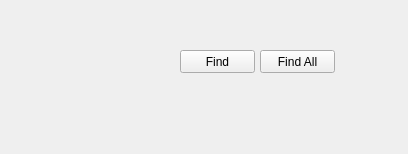
Qt form src/finder/WFindReqWidget.ui (marcinmagier/wolverine) before a commit.
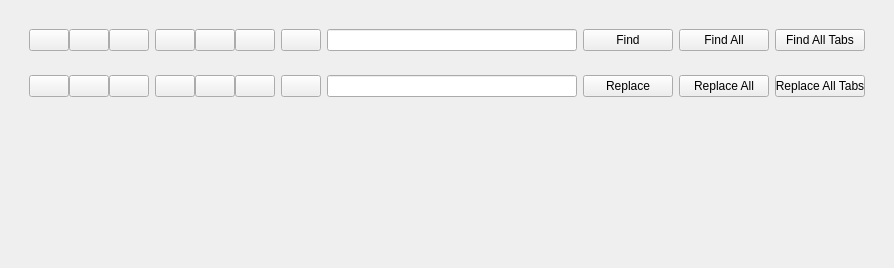
The same form after that commit. The open tabs and pages were chosen to show the change.

Commit message: WFindReqWidget as stacked widget

What changed in the file:
```diff
--- a/src/finder/WFindReqWidget.ui
+++ b/src/finder/WFindReqWidget.ui
@@ -6,39 +6,548 @@
    <rect>
     <x>0</x>
     <y>0</y>
-    <width>408</width>
-    <height>154</height>
+    <width>857</width>
+    <height>268</height>
    </rect>
   </property>
+  <property name="minimumSize">
+   <size>
+    <width>0</width>
+    <height>100</height>
+   </size>
+  </property>
   <property name="windowTitle">
    <string>Form</string>
   </property>
-  <widget class="QPushButton" name="pushButton">
-   <property name="geometry">
-    <rect>
-     <x>180</x>
-     <y>50</y>
-     <width>75</width>
-     <height>23</height>
-    </rect>
-   </property>
-   <property name="text">
-    <string>Find</string>
-   </property>
-  </widget>
-  <widget class="QPushButton" name="pushButton_2">
-   <property name="geometry">
-    <rect>
-     <x>260</x>
-     <y>50</y>
-     <width>75</width>
-     <height>23</height>
-    </rect>
-   </property>
-   <property name="text">
-    <string>Find All</string>
-   </property>
-  </widget>
+  <layout class="QVBoxLayout" name="verticalLayout_2">
+   <item>
+    <widget class="QStackedWidget" name="stackedWidget">
+     <property name="currentIndex">
+      <number>0</number>
+     </property>
+     <widget class="QWidget" name="pageFind">
+      <layout class="QVBoxLayout" name="verticalLayout">
+       <item>
+        <widget class="QWidget" name="widget_2" native="true">
+         <layout class="QHBoxLayout" name="horizontalLayout_4">
+          <item>
+           <layout class="QHBoxLayout" name="horizontalLayout">
+            <property name="spacing">
+             <number>0</number>
+            </property>
+            <item>
+             <widget class="QPushButton" name="btnCaseSensitive">
+              <property name="sizePolicy">
+               <sizepolicy hsizetype="Minimum" vsizetype="Minimum">
+                <horstretch>0</horstretch>
+                <verstretch>0</verstretch>
+               </sizepolicy>
+              </property>
+              <property name="text">
+               <string/>
+              </property>
+              <property name="checkable">
+               <bool>true</bool>
+              </property>
+             </widget>
+            </item>
+            <item>
+             <widget class="QPushButton" name="btnWholeWords">
+              <property name="sizePolicy">
+               <sizepolicy hsizetype="Minimum" vsizetype="Minimum">
+                <horstretch>0</horstretch>
+                <verstretch>0</verstretch>
+               </sizepolicy>
+              </property>
+              <property name="text">
+               <string/>
+              </property>
+              <property name="checkable">
+               <bool>true</bool>
+              </property>
+             </widget>
+            </item>
+            <item>
+             <widget class="QPushButton" name="btnRegexp">
+              <property name="sizePolicy">
+               <sizepolicy hsizetype="Minimum" vsizetype="Minimum">
+                <horstretch>0</horstretch>
+                <verstretch>0</verstretch>
+               </sizepolicy>
+              </property>
+              <property name="text">
+               <string/>
+              </property>
+              <property name="checkable">
+               <bool>true</bool>
+              </property>
+             </widget>
+            </item>
+           </layout>
+          </item>
+          <item>
+           <layout class="QHBoxLayout" name="horizontalLayout_2">
+            <property name="spacing">
+             <number>0</number>
+            </property>
+            <item>
+             <widget class="QPushButton" name="btnReverseDirection">
+              <property name="sizePolicy">
+               <sizepolicy hsizetype="Minimum" vsizetype="Minimum">
+                <horstretch>0</horstretch>
+                <verstretch>0</verstretch>
+               </sizepolicy>
+              </property>
+              <property name="text">
+               <string/>
+              </property>
+              <property name="checkable">
+               <bool>true</bool>
+              </property>
+             </widget>
+            </item>
+            <item>
+             <widget class="QPushButton" name="btnWrap">
+              <property name="sizePolicy">
+               <sizepolicy hsizetype="Minimum" vsizetype="Minimum">
+                <horstretch>0</horstretch>
+                <verstretch>0</verstretch>
+               </sizepolicy>
+              </property>
+              <property name="text">
+               <string/>
+              </property>
+              <property name="checkable">
+               <bool>true</bool>
+              </property>
+             </widget>
+            </item>
+            <item>
+             <widget class="QPushButton" name="btnInSelection">
+              <property name="sizePolicy">
+               <sizepolicy hsizetype="Minimum" vsizetype="Minimum">
+                <horstretch>0</horstretch>
+                <verstretch>0</verstretch>
+               </sizepolicy>
+              </property>
+              <property name="text">
+               <string/>
+              </property>
+              <property name="checkable">
+               <bool>true</bool>
+              </property>
+             </widget>
+            </item>
+           </layout>
+          </item>
+          <item>
+           <widget class="QPushButton" name="btnMark">
+            <property name="sizePolicy">
+             <sizepolicy hsizetype="Minimum" vsizetype="Minimum">
+              <horstretch>0</horstretch>
+              <verstretch>0</verstretch>
+             </sizepolicy>
+            </property>
+            <property name="text">
+             <string/>
+            </property>
+            <property name="checkable">
+             <bool>true</bool>
+            </property>
+           </widget>
+          </item>
+          <item>
+           <widget class="QLineEdit" name="editSearchPattern">
+            <property name="minimumSize">
+             <size>
+              <width>250</width>
+              <height>0</height>
+             </size>
+            </property>
+           </widget>
+          </item>
+          <item>
+           <widget class="QPushButton" name="btnFindNext">
+            <property name="text">
+             <string>Find Next</string>
+            </property>
+           </widget>
+          </item>
+          <item>
+           <widget class="QPushButton" name="btnFindAll">
+            <property name="text">
+             <string>Find All</string>
+            </property>
+           </widget>
+          </item>
+          <item>
+           <widget class="QPushButton" name="btnFindAllTabs">
+            <property name="text">
+             <string>Find All Tabs</string>
+            </property>
+           </widget>
+          </item>
+         </layout>
+        </widget>
+       </item>
+       <item>
+        <spacer name="verticalSpacer">
+         <property name="orientation">
+          <enum>Qt::Vertical</enum>
+         </property>
+         <property name="sizeHint" stdset="0">
+          <size>
+           <width>20</width>
+           <height>180</height>
+          </size>
+         </property>
+        </spacer>
+       </item>
+      </layout>
+     </widget>
+     <widget class="QWidget" name="page_2">
+      <layout class="QVBoxLayout" name="verticalLayout_3">
+       <item>
+        <widget class="QWidget" name="widget_3" native="true">
+         <layout class="QHBoxLayout" name="horizontalLayout_5">
+          <item>
+           <layout class="QHBoxLayout" name="horizontalLayout_3">
+            <property name="spacing">
+             <number>0</number>
+            </property>
+            <item>
+             <widget class="QPushButton" name="btnCaseSensitive_2">
+              <property name="sizePolicy">
+               <sizepolicy hsizetype="Minimum" vsizetype="Minimum">
+                <horstretch>0</horstretch>
+                <verstretch>0</verstretch>
+               </sizepolicy>
+              </property>
+              <property name="text">
+               <string/>
+              </property>
+              <property name="checkable">
+               <bool>true</bool>
+              </property>
+             </widget>
+            </item>
+            <item>
+             <widget class="QPushButton" name="btnWholeWords_2">
+              <property name="sizePolicy">
+               <sizepolicy hsizetype="Minimum" vsizetype="Minimum">
+                <horstretch>0</horstretch>
+                <verstretch>0</verstretch>
+               </sizepolicy>
+              </property>
+              <property name="text">
+               <string/>
+              </property>
+             </widget>
+            </item>
+            <item>
+             <widget class="QPushButton" name="btnRegexp_2">
+              <property name="sizePolicy">
+               <sizepolicy hsizetype="Minimum" vsizetype="Minimum">
+                <horstretch>0</horstretch>
+                <verstretch>0</verstretch>
+               </sizepolicy>
+              </property>
+              <property name="text">
+               <string/>
+              </property>
+             </widget>
+            </item>
+           </layout>
+          </item>
+          <item>
+           <layout class="QHBoxLayout" name="horizontalLayout_6">
+            <property name="spacing">
+             <number>0</number>
+            </property>
+            <item>
+             <widget class="QPushButton" name="btnReverseDirection_2">
+              <property name="sizePolicy">
+               <sizepolicy hsizetype="Minimum" vsizetype="Minimum">
+                <horstretch>0</horstretch>
+                <verstretch>0</verstretch>
+               </sizepolicy>
+              </property>
+              <property name="text">
+               <string/>
+              </property>
+             </widget>
+            </item>
+            <item>
+             <widget class="QPushButton" name="btnWrap_2">
+              <property name="sizePolicy">
+               <sizepolicy hsizetype="Minimum" vsizetype="Minimum">
+                <horstretch>0</horstretch>
+                <verstretch>0</verstretch>
+               </sizepolicy>
+              </property>
+              <property name="text">
+               <string/>
+              </property>
+             </widget>
+            </item>
+            <item>
+             <widget class="QPushButton" name="btnInSelection_2">
+              <property name="sizePolicy">
+               <sizepolicy hsizetype="Minimum" vsizetype="Minimum">
+                <horstretch>0</horstretch>
+                <verstretch>0</verstretch>
+               </sizepolicy>
+              </property>
+              <property name="text">
+               <string/>
+              </property>
+             </widget>
+            </item>
+           </layout>
+          </item>
+          <item>
+           <widget class="QPushButton" name="btnMark_2">
+            <property name="sizePolicy">
+             <sizepolicy hsizetype="Minimum" vsizetype="Minimum">
+              <horstretch>0</horstretch>
+              <verstretch>0</verstretch>
+             </sizepolicy>
+            </property>
+            <property name="text">
+             <string/>
+            </property>
+           </widget>
+          </item>
+          <item>
+           <widget class="QLineEdit" name="editSearchPattern_2">
+            <property name="minimumSize">
+             <size>
+              <width>250</width>
+              <height>0</height>
+             </size>
+            </property>
+           </widget>
+          </item>
+          <item>
+           <widget class="QPushButton" name="btnFindNext_2">
+            <property name="minimumSize">
+             <size>
+              <width>90</width>
+              <height>0</height>
+             </size>
+            </property>
+            <property name="text">
+             <string>Find</string>
+            </property>
+           </widget>
+          </item>
+          <item>
+           <widget class="QPushButton" name="btnFindAll_2">
+            <property name="minimumSize">
+             <size>
+              <width>90</width>
+              <height>0</height>
+             </size>
+            </property>
+            <property name="text">
+             <string>Find All</string>
+            </property>
+           </widget>
+          </item>
+          <item>
+           <widget class="QPushButton" name="btnFindAllTabs_2">
+            <property name="minimumSize">
+             <size>
+              <width>90</width>
+              <height>0</height>
+             </size>
+            </property>
+            <property name="text">
+             <string>Find All Tabs</string>
+            </property>
+           </widget>
+          </item>
+         </layout>
+        </widget>
+       </item>
+       <item>
+        <widget class="QWidget" name="widget_4" native="true">
+         <layout class="QHBoxLayout" name="horizontalLayout_7">
+          <item>
+           <layout class="QHBoxLayout" name="horizontalLayout_8">
+            <property name="spacing">
+             <number>0</number>
+            </property>
+            <item>
+             <widget class="QPushButton" name="btnCaseSensitive_3">
+              <property name="sizePolicy">
+               <sizepolicy hsizetype="Minimum" vsizetype="Minimum">
+                <horstretch>0</horstretch>
+                <verstretch>0</verstretch>
+               </sizepolicy>
+              </property>
+              <property name="text">
+               <string/>
+              </property>
+             </widget>
+            </item>
+            <item>
+             <widget class="QPushButton" name="btnWholeWords_3">
+              <property name="sizePolicy">
+               <sizepolicy hsizetype="Minimum" vsizetype="Minimum">
+                <horstretch>0</horstretch>
+                <verstretch>0</verstretch>
+               </sizepolicy>
+              </property>
+              <property name="text">
+               <string/>
+              </property>
+             </widget>
+            </item>
+            <item>
+             <widget class="QPushButton" name="btnRegexp_3">
+              <property name="sizePolicy">
+               <sizepolicy hsizetype="Minimum" vsizetype="Minimum">
+                <horstretch>0</horstretch>
+                <verstretch>0</verstretch>
+               </sizepolicy>
+              </property>
+              <property name="text">
+               <string/>
+              </property>
+             </widget>
+            </item>
+           </layout>
+          </item>
+          <item>
+           <layout class="QHBoxLayout" name="horizontalLayout_9">
+            <property name="spacing">
+             <number>0</number>
+            </property>
+            <item>
+             <widget class="QPushButton" name="btnReverseDirection_3">
+              <property name="sizePolicy">
+               <sizepolicy hsizetype="Minimum" vsizetype="Minimum">
+                <horstretch>0</horstretch>
+                <verstretch>0</verstretch>
+               </sizepolicy>
+              </property>
+              <property name="text">
+               <string/>
+              </property>
+             </widget>
+            </item>
+            <item>
+             <widget class="QPushButton" name="btnWrap_3">
+              <property name="sizePolicy">
+               <sizepolicy hsizetype="Minimum" vsizetype="Minimum">
+                <horstretch>0</horstretch>
+                <verstretch>0</verstretch>
+               </sizepolicy>
+              </property>
+              <property name="text">
+               <string/>
+              </property>
+             </widget>
+            </item>
+            <item>
+             <widget class="QPushButton" name="btnInSelection_3">
+              <property name="sizePolicy">
+               <sizepolicy hsizetype="Minimum" vsizetype="Minimum">
+                <horstretch>0</horstretch>
+                <verstretch>0</verstretch>
+               </sizepolicy>
+              </property>
+              <property name="text">
+               <string/>
+              </property>
+             </widget>
+            </item>
+           </layout>
+          </item>
+          <item>
+           <widget class="QPushButton" name="btnMark_3">
+            <property name="sizePolicy">
+             <sizepolicy hsizetype="Minimum" vsizetype="Minimum">
+              <horstretch>0</horstretch>
+              <verstretch>0</verstretch>
+             </sizepolicy>
+            </property>
+            <property name="text">
+             <string/>
+            </property>
+           </widget>
+          </item>
+          <item>
+           <widget class="QLineEdit" name="editSearchPattern_3">
+            <property name="minimumSize">
+             <size>
+              <width>250</width>
+              <height>0</height>
+             </size>
+            </property>
+           </widget>
+          </item>
+          <item>
+           <widget class="QPushButton" name="btnFindNext_3">
+            <property name="minimumSize">
+             <size>
+              <width>90</width>
+              <height>0</height>
+             </size>
+            </property>
+            <property name="text">
+             <string>Replace</string>
+            </property>
+           </widget>
+          </item>
+          <item>
+           <widget class="QPushButton" name="btnFindAll_3">
+            <property name="minimumSize">
+             <size>
+              <width>90</width>
+              <height>0</height>
+             </size>
+            </property>
+            <property name="text">
+             <string>Replace All</string>
+            </property>
+           </widget>
+          </item>
+          <item>
+           <widget class="QPushButton" name="btnFindAllTabs_3">
+            <property name="minimumSize">
+             <size>
+              <width>90</width>
+              <height>0</height>
+             </size>
+            </property>
+            <property name="text">
+             <string>Replace All Tabs</string>
+            </property>
+           </widget>
+          </item>
+         </layout>
+        </widget>
+       </item>
+       <item>
+        <spacer name="verticalSpacer_2">
+         <property name="orientation">
+          <enum>Qt::Vertical</enum>
+         </property>
+         <property name="sizeHint" stdset="0">
+          <size>
+           <width>20</width>
+           <height>131</height>
+          </size>
+         </property>
+        </spacer>
+       </item>
+      </layout>
+     </widget>
+    </widget>
+   </item>
+  </layout>
  </widget>
  <resources/>
  <connections/>
```
The commit also changes 3 other files.
